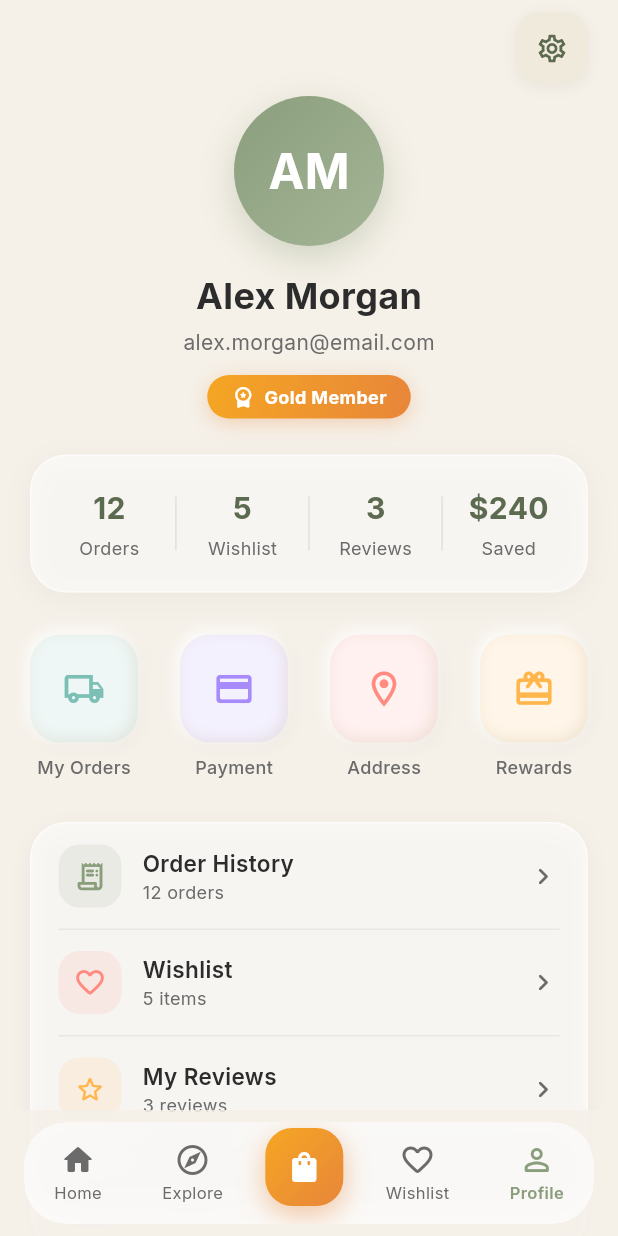
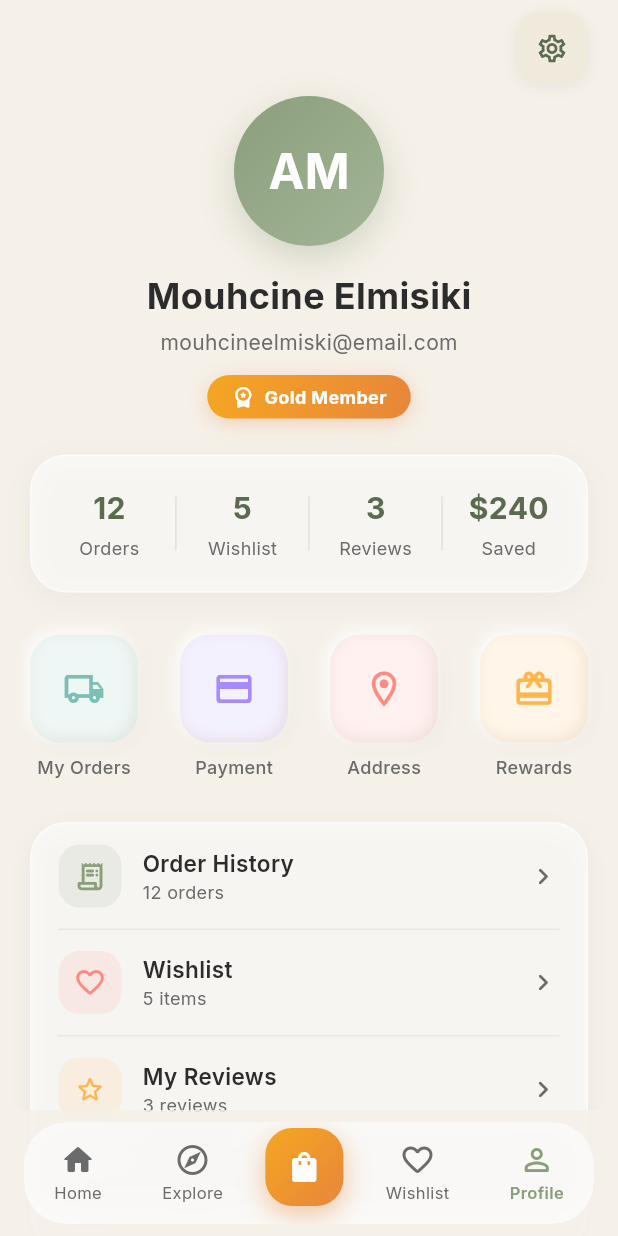
Before and after one commit to ki1lux/Decor_App, a Flutter app: the screen it shows after launch, item 5 of the bottom bar chosen, on a phone screen of 412 x 824 dp. Run offline on Flutter 3.47's test engine with Material 3 defaults, Android fonts, the phone set to English and light mode, and no system bars; our stand-ins replace google_fonts; network calls fail.

Commit message:
fix PROMO BANNER content

```diff
--- a/lib/main.dart
+++ b/lib/main.dart
@@ -20,7 +20,7 @@ class MyApp extends StatelessWidget {
   @override
   Widget build(BuildContext context) {
     return MaterialApp(
-      title: 'Modern Decor',
+      title: 'SpacelyDeco',
       debugShowCheckedModeBanner: false,
       theme: ThemeData(
         colorScheme: ColorScheme.fromSeed(
--- a/lib/screens/home_screen.dart
+++ b/lib/screens/home_screen.dart
@@ -245,22 +245,28 @@ class _HomeScreenState extends State<HomeScreen> with TickerProviderStateMixin {
           children: [
             // Curved decorative shape
             Positioned(
-              right: -10,
-              top: -10,
-              bottom: -10,
-              child: CustomPaint(
-                size: const Size(200, 240),
-                painter: _CurvePainter(),
+              right: 0,
+              top: 0,
+              bottom: 0,
+              child: ClipRRect(
+                borderRadius: const BorderRadius.only(
+                  topRight: Radius.circular(28),
+                  bottomRight: Radius.circular(28),
+                ),
+                child: CustomPaint(
+                  size: const Size(200, 240),
+                  painter: _CurvePainter(),
+                ),
               ),
             ),
             // Chair image
             Positioned(
-              right: 10,
-              top: -30,
-              child: Image.network(
-                'https://images.unsplash.com/photo-1598300042247-d088f8ab3a91?w=300&q=80',
-                width: 180,
-                height: 200,
+              right: -30,
+              top: -80,
+              child: Image.asset(
+                'assets/images/chair.png',
+                width: 280,
+                height: 300,
                 fit: BoxFit.contain,
                 errorBuilder: (_, __, ___) => Container(
                   width: 180,
--- a/lib/screens/profile_screen.dart
+++ b/lib/screens/profile_screen.dart
@@ -138,7 +138,7 @@ class _ProfileScreenState extends State<ProfileScreen>
             ),
             const SizedBox(height: 16),
             Text(
-              'Alex Morgan',
+              'Mouhcine Elmisiki',
               style: GoogleFonts.inter(
                 fontSize: 24,
                 fontWeight: FontWeight.w700,
@@ -147,7 +147,7 @@ class _ProfileScreenState extends State<ProfileScreen>
             ),
             const SizedBox(height: 4),
             Text(
-              'alex.morgan@email.com',
+              'mouhcineelmiski@email.com',
               style: GoogleFonts.inter(
                 fontSize: 14,
                 color: _kSubText,
--- a/pubspec.yaml
+++ b/pubspec.yaml
@@ -59,9 +59,9 @@ flutter:
   uses-material-design: true
 
   # To add assets to your application, add an assets section, like this:
-  # assets:
-  #   - images/a_dot_burr.jpeg
-  #   - images/a_dot_ham.jpeg
+  assets:
+    - assets/images/chair.png
+    - assets/images/chair2.png
 
   # An image asset can refer to one or more resolution-specific "variants", see
   # https://flutter.dev/to/resolution-aware-images
```
Also changed, not shown: assets/images/chair.png (added), assets/images/chair2.png (added).
